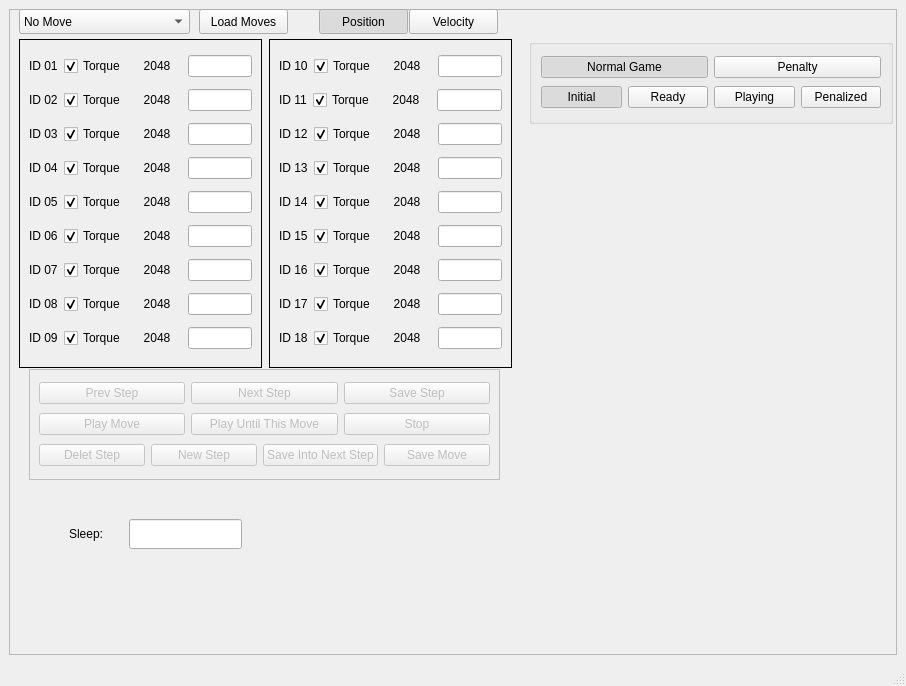
First picture: the form in src/gui/src/main_window.ui, repository RoboFEI/RoboFEI-HT_2023_SOFTWARE, before the edit.
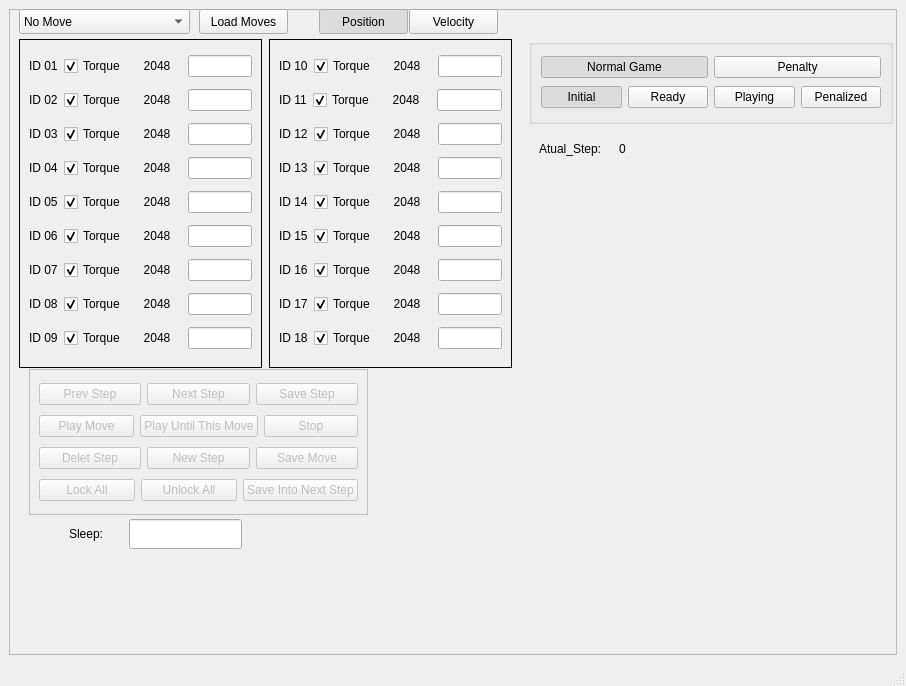
Second picture: the form after the edit.

What changed in the file:
```diff
--- a/src/gui/src/main_window.ui
+++ b/src/gui/src/main_window.ui
@@ -1167,8 +1167,8 @@
         <rect>
          <x>20</x>
          <y>360</y>
-         <width>471</width>
-         <height>111</height>
+         <width>339</width>
+         <height>146</height>
         </rect>
        </property>
        <property name="frameShape">
@@ -1241,13 +1241,6 @@
             </property>
            </widget>
           </item>
-          <item>
-           <widget class="QPushButton" name="saveIntoNextStep_button">
-            <property name="text">
-             <string>Save Into Next Step</string>
-            </property>
-           </widget>
-          </item>
           <item>
            <widget class="QPushButton" name="saveMove_button">
             <property name="text">
@@ -1257,6 +1250,31 @@
           </item>
          </layout>
         </item>
+        <item>
+         <layout class="QHBoxLayout" name="horizontalLayout_20">
+          <item>
+           <widget class="QPushButton" name="lockAllTorques_button">
+            <property name="text">
+             <string>Lock All</string>
+            </property>
+           </widget>
+          </item>
+          <item>
+           <widget class="QPushButton" name="unlockAllTorques_button">
+            <property name="text">
+             <string>Unlock All</string>
+            </property>
+           </widget>
+          </item>
+          <item>
+           <widget class="QPushButton" name="saveIntoNextStep_button">
+            <property name="text">
+             <string>Save Into Next Step</string>
+            </property>
+           </widget>
+          </item>
+         </layout>
+        </item>
        </layout>
       </widget>
       <widget class="QLabel" name="sleep_text">
@@ -1282,6 +1300,32 @@
         </rect>
        </property>
       </widget>
+      <widget class="QWidget" name="verticalLayoutWidget">
+       <property name="geometry">
+        <rect>
+         <x>530</x>
+         <y>130</y>
+         <width>154</width>
+         <height>19</height>
+        </rect>
+       </property>
+       <layout class="QHBoxLayout" name="horizontalLayout_19">
+        <item>
+         <widget class="QLabel" name="label">
+          <property name="text">
+           <string>Atual_Step:</string>
+          </property>
+         </widget>
+        </item>
+        <item>
+         <widget class="QLabel" name="atual_pos_label">
+          <property name="text">
+           <string>0</string>
+          </property>
+         </widget>
+        </item>
+       </layout>
+      </widget>
      </widget>
     </item>
    </layout>
```
